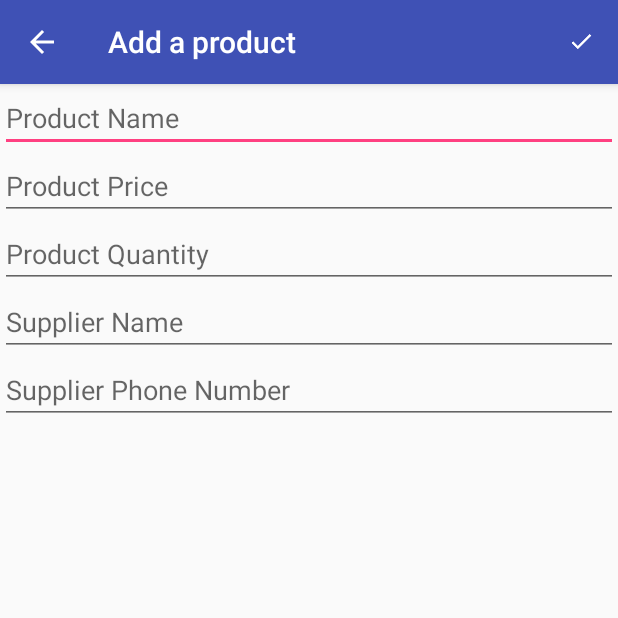
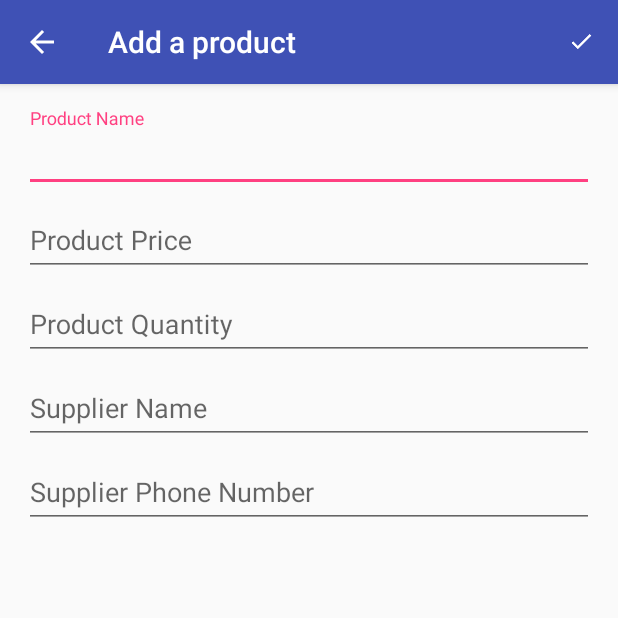
Before and after one commit to Hossam-Tarek/Inventory, an Android app: the EditorActivity screen opened directly, with no data from a screen before it, on a phone screen of 412 x 824 dp, the top half of it. Run offline under Robolectric (Android 15) with nearby library versions, the phone set to English and light mode, and no system bars.

Commit message:
Replace edit text with text input (layout & edit text)

```diff
--- a/app/src/main/java/com/example/hossam/inventory/EditorActivity.java
+++ b/app/src/main/java/com/example/hossam/inventory/EditorActivity.java
@@ -2,22 +2,22 @@ package com.example.hossam.inventory;
 
 import android.content.ContentValues;
 import android.database.sqlite.SQLiteDatabase;
+import android.support.design.widget.TextInputLayout;
 import android.support.v7.app.AppCompatActivity;
 import android.os.Bundle;
 import android.view.Menu;
 import android.view.MenuItem;
-import android.widget.EditText;
 import android.widget.Toast;
 
 import com.example.hossam.inventory.data.InventoryDbHelper;
 import com.example.hossam.inventory.data.InventoryContract.ProductEntry;
 
 public class EditorActivity extends AppCompatActivity {
-    private EditText mProductNameEditText;
-    private EditText mProductPriceEditText;
-    private EditText mProductQuantityEditText;
-    private EditText mSupplierNameEditText;
-    private EditText mSupplierPhoneNumberEditText;
+    private TextInputLayout mProductNameTextInput;
+    private TextInputLayout mProductPriceTextInput;
+    private TextInputLayout mProductQuantityTextInput;
+    private TextInputLayout mSupplierNameTextInput;
+    private TextInputLayout mSupplierPhoneNumberTextInput;
 
     private InventoryDbHelper mInventoryDbHelper;
 
@@ -26,21 +26,21 @@ public class EditorActivity extends AppCompatActivity {
         super.onCreate(savedInstanceState);
         setContentView(R.layout.activity_editor);
 
-        mProductNameEditText = findViewById(R.id.product_name_edit_text);
-        mProductPriceEditText = findViewById(R.id.product_price_edit_text);
-        mProductQuantityEditText = findViewById(R.id.product_quantity_text);
-        mSupplierNameEditText = findViewById(R.id.supplier_name_edit_text);
-        mSupplierPhoneNumberEditText = findViewById(R.id.supplier_phone_number_edit_text);
+        mProductNameTextInput = findViewById(R.id.product_name_text_input);
+        mProductPriceTextInput = findViewById(R.id.product_price_text_input);
+        mProductQuantityTextInput = findViewById(R.id.product_quantity_text_input);
+        mSupplierNameTextInput = findViewById(R.id.supplier_name_text_input);
+        mSupplierPhoneNumberTextInput = findViewById(R.id.supplier_phone_number_text_input);
 
         mInventoryDbHelper = new InventoryDbHelper(this);
     }
 
     private void insertProduct() {
-        String productName = mProductNameEditText.getText().toString().trim();
-        double productPrice = Double.parseDouble(mProductPriceEditText.getText().toString().trim());
-        int productQuantity = Integer.parseInt(mProductQuantityEditText.getText().toString().trim());
-        String supplierName = mSupplierNameEditText.getText().toString().trim();
-        String supplierPhoneNumber = mSupplierPhoneNumberEditText.getText().toString().trim();
+        String productName = mProductNameTextInput.getEditText().getText().toString().trim();
+        double productPrice = Double.parseDouble(mProductPriceTextInput.getEditText().getText().toString().trim());
+        int productQuantity = Integer.parseInt(mProductQuantityTextInput.getEditText().getText().toString().trim());
+        String supplierName = mSupplierNameTextInput.getEditText().getText().toString().trim();
+        String supplierPhoneNumber = mSupplierPhoneNumberTextInput.getEditText().getText().toString().trim();
 
         ContentValues values = new ContentValues();
         values.put(ProductEntry.COLUMN_PRODUCT_NAME, productName);
--- a/app/src/main/res/layout/activity_editor.xml
+++ b/app/src/main/res/layout/activity_editor.xml
@@ -4,35 +4,51 @@
     android:layout_width="match_parent"
     android:layout_height="match_parent"
     android:orientation="vertical"
+    android:layout_margin="@dimen/activity_margin"
     tools:context=".EditorActivity">
 
-    <EditText
-        android:id="@+id/product_name_edit_text"
-        android:layout_width="match_parent"
-        android:layout_height="wrap_content"
-        android:hint="@string/product_name_hint"/>
+    <android.support.design.widget.TextInputLayout
+        android:id="@+id/product_name_text_input"
+        style="@style/TextInputLayout">
 
-    <EditText
-        android:id="@+id/product_price_edit_text"
-        android:layout_width="match_parent"
-        android:layout_height="wrap_content"
-        android:hint="@string/product_price_hint"/>
+        <android.support.design.widget.TextInputEditText
+            style="@style/TextInput"
+            android:hint="@string/product_name_hint"/>
+    </android.support.design.widget.TextInputLayout>
 
-    <EditText
-        android:id="@+id/product_quantity_text"
-        android:layout_width="match_parent"
-        android:layout_height="wrap_content"
-        android:hint="@string/product_quantity_hint"/>
+    <android.support.design.widget.TextInputLayout
+        android:id="@+id/product_price_text_input"
+        style="@style/TextInputLayout">
 
-    <EditText
-        android:id="@+id/supplier_name_edit_text"
-        android:layout_width="match_parent"
-        android:layout_height="wrap_content"
-        android:hint="@string/supplier_name_hint"/>
+        <android.support.design.widget.TextInputEditText
+            style="@style/TextInput"
+            android:hint="@string/product_price_hint"/>
+    </android.support.design.widget.TextInputLayout>
 
-    <EditText
-        android:id="@+id/supplier_phone_number_edit_text"
-        android:layout_width="match_parent"
-        android:layout_height="wrap_content"
-        android:hint="@string/supplier_phone_number_hint"/>
+    <android.support.design.widget.TextInputLayout
+        android:id="@+id/product_quantity_text_input"
+        style="@style/TextInputLayout">
+
+        <android.support.design.widget.TextInputEditText
+            style="@style/TextInput"
+            android:hint="@string/product_quantity_hint"/>
+    </android.support.design.widget.TextInputLayout>
+
+    <android.support.design.widget.TextInputLayout
+        android:id="@+id/supplier_name_text_input"
+        style="@style/TextInputLayout">
+
+        <android.support.design.widget.TextInputEditText
+            style="@style/TextInput"
+            android:hint="@string/supplier_name_hint"/>
+    </android.support.design.widget.TextInputLayout>
+
+    <android.support.design.widget.TextInputLayout
+        android:id="@+id/supplier_phone_number_text_input"
+        style="@style/TextInputLayout">
+
+        <android.support.design.widget.TextInputEditText
+            style="@style/TextInput"
+            android:hint="@string/supplier_phone_number_hint"/>
+    </android.support.design.widget.TextInputLayout>
 </LinearLayout>
--- /dev/null
+++ b/app/src/main/res/values/dimen.xml
@@ -0,0 +1,4 @@
+<?xml version="1.0" encoding="utf-8"?>
+<resources>
+    <dimen name="activity_margin">16dp</dimen>
+</resources>
--- a/app/src/main/res/values/styles.xml
+++ b/app/src/main/res/values/styles.xml
@@ -8,4 +8,15 @@
         <item name="colorAccent">@color/colorAccent</item>
     </style>
 
+    <!-- Text input layout style -->
+    <style name="TextInputLayout">
+        <item name="android:layout_width">match_parent</item>
+        <item name="android:layout_height">wrap_content</item>
+    </style>
+
+    <!-- Text input edit text style -->
+    <style name="TextInput">
+        <item name="android:layout_width">match_parent</item>
+        <item name="android:layout_height">wrap_content</item>
+    </style>
 </resources>
```
